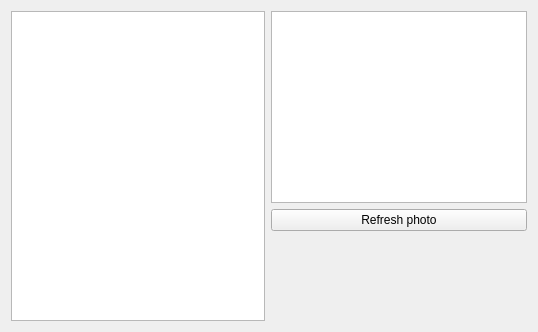
Before: the Qt Designer form ui/contactinfo.ui in mikhainin/kopete_mrim, drawn with Qt 5.
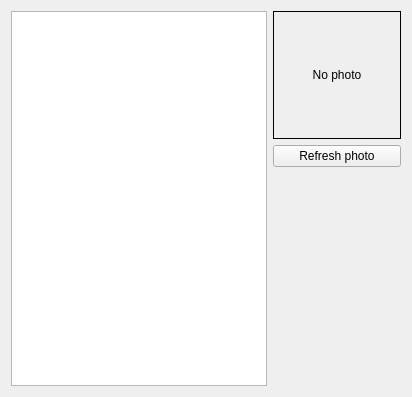
After: the same form once the commit is applied.

```diff
--- a/ui/contactinfo.ui
+++ b/ui/contactinfo.ui
@@ -6,12 +6,12 @@
    <rect>
     <x>0</x>
     <y>0</y>
-    <width>538</width>
-    <height>332</height>
+    <width>410</width>
+    <height>397</height>
    </rect>
   </property>
   <property name="sizePolicy">
-   <sizepolicy hsizetype="Fixed" vsizetype="Fixed">
+   <sizepolicy hsizetype="Minimum" vsizetype="Minimum">
     <horstretch>0</horstretch>
     <verstretch>0</verstretch>
    </sizepolicy>
@@ -21,18 +21,43 @@
   </property>
   <layout class="QHBoxLayout" name="horizontalLayout">
    <item>
-    <widget class="QTextEdit" name="textInfo"/>
+    <widget class="QTextEdit" name="textInfo">
+     <property name="sizePolicy">
+      <sizepolicy hsizetype="MinimumExpanding" vsizetype="Minimum">
+       <horstretch>0</horstretch>
+       <verstretch>0</verstretch>
+      </sizepolicy>
+     </property>
+    </widget>
    </item>
    <item>
     <layout class="QVBoxLayout" name="verticalLayout">
+     <property name="sizeConstraint">
+      <enum>QLayout::SetDefaultConstraint</enum>
+     </property>
      <item>
-      <widget class="QGraphicsView" name="imagePhoto">
+      <widget class="QLabel" name="labelPhoto">
        <property name="sizePolicy">
         <sizepolicy hsizetype="Fixed" vsizetype="Fixed">
          <horstretch>0</horstretch>
          <verstretch>0</verstretch>
         </sizepolicy>
        </property>
+       <property name="minimumSize">
+        <size>
+         <width>128</width>
+         <height>128</height>
+        </size>
+       </property>
+       <property name="frameShape">
+        <enum>QFrame::Box</enum>
+       </property>
+       <property name="text">
+        <string>No photo</string>
+       </property>
+       <property name="alignment">
+        <set>Qt::AlignCenter</set>
+       </property>
       </widget>
      </item>
      <item>
```
